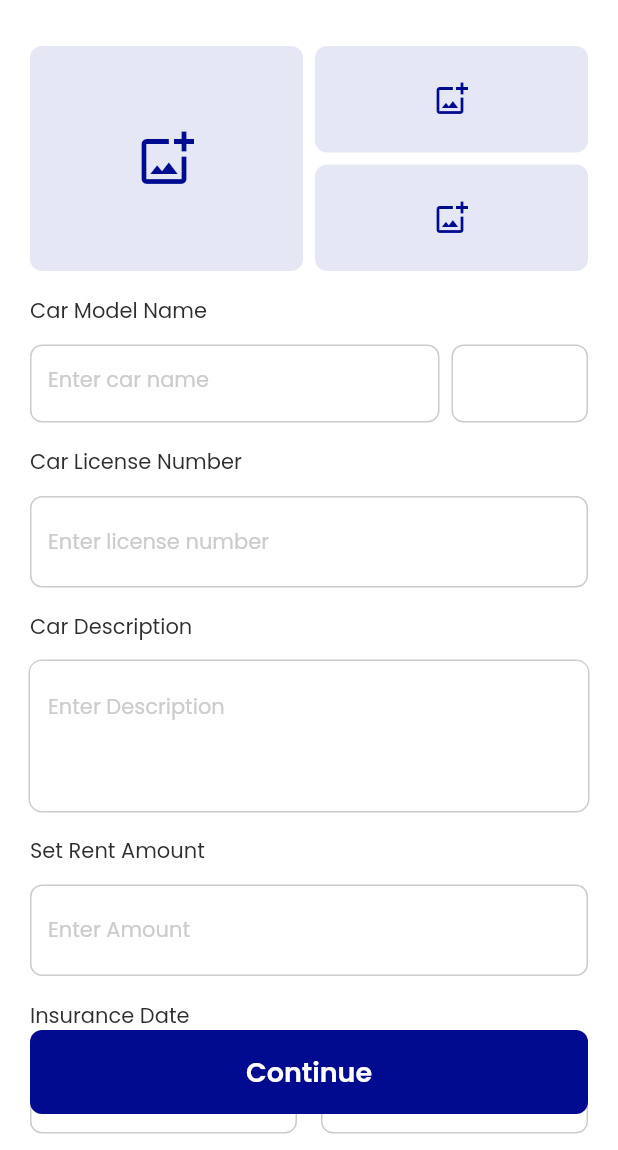
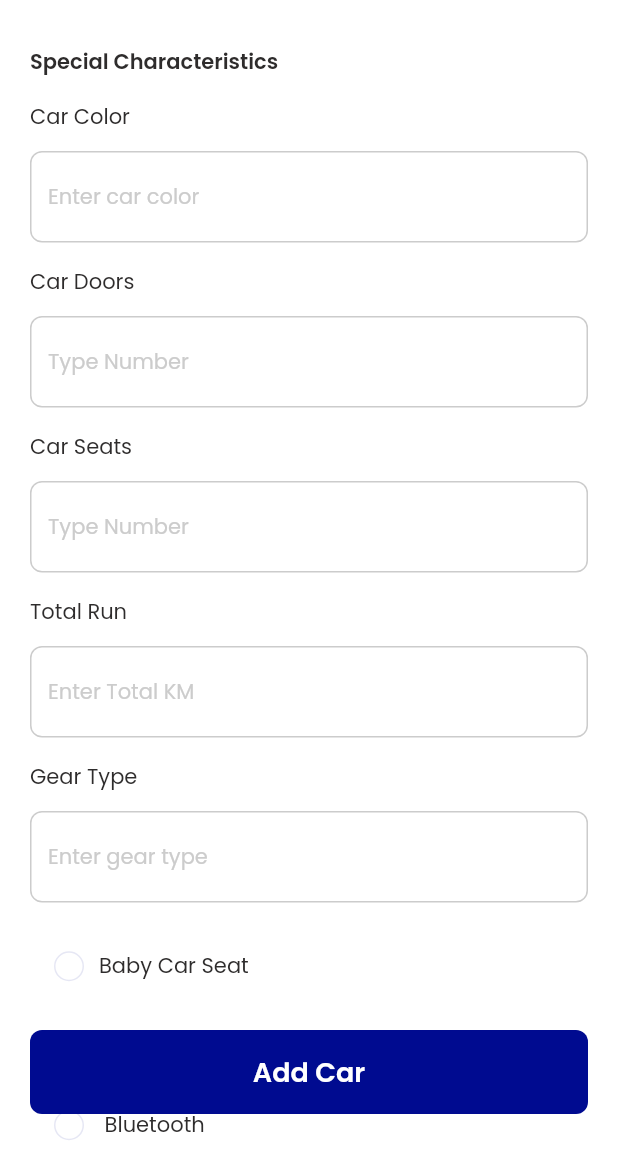
Before and after one commit to bdCalling-Sdt-hub/Renti-Host, a Flutter app: the AddCarsScreen screen opened by its route, after a tap on "Continue", on a phone screen of 412 x 824 dp, the part 86-1236 px from its top. Run offline on Flutter 3.47's test engine with Material 2 defaults, Android fonts, the phone set to English and light mode, and no system bars; our stand-ins replace dotted_border, dropdown_button2, flutter_rating_bar, flutter_slidable, flutter_svg, get and 4 more.

Commit message:
fix Add Car Special Screen

```diff
--- a/lib/core/route/app_route.dart
+++ b/lib/core/route/app_route.dart
@@ -1,6 +1,7 @@
 import 'package:get/get.dart';
 import 'package:renti_host/view/screens/%20home/home_screen.dart';
-import 'package:renti_host/view/screens/add_cars/add_cars_screen.dart';
+import 'package:renti_host/view/screens/add_cars/add_car_screen/add_car_screen.dart';
+import 'package:renti_host/view/screens/add_cars/add_car_specification/add_car_specification_screen.dart';
 import 'package:renti_host/view/screens/auth/forgot/forget_password/forgot_password_screen.dart';
 import 'package:renti_host/view/screens/auth/forgot/new_password/new_password.dart';
 import 'package:renti_host/view/screens/auth/forgot/otp/forgot_password_otp.dart';
@@ -43,6 +44,7 @@ class AppRoute {
 
   static const String searchScreen = "/search_screen";
   static const String addCarsScreens = "/add_cars_screen";
+  static const String addCarSpecialScreens = "/add_car_special_screen";
 
 
 
@@ -71,5 +73,6 @@ class AppRoute {
     //Inner Screens
     GetPage(name: searchScreen, page: ()=> const SearchScreen()),
     GetPage(name: addCarsScreens, page: ()=> const AddCarsScreen()),
+    GetPage(name: addCarSpecialScreens, page: ()=> const AddCarSpecialScreen()),
   ];
 }
--- a/lib/utils/app_static_strings.dart
+++ b/lib/utils/app_static_strings.dart
@@ -1,3 +1,8 @@
+import 'dart:ui';
+import 'package:flutter/material.dart';
+import 'package:google_fonts/google_fonts.dart';
+import 'package:renti_host/utils/app_colors.dart';
+
 class AppStaticStrings {
   static const String english = "English";
   static const String getStarted = "Get Started";
@@ -148,9 +153,26 @@ class AppStaticStrings {
       "4. Upload car invoice\n"
       "5. Upload REPUVE (non theft report)";
 
+  //Add Cars Special Screen All String
+  static const String specialCharacteristics = "Special Characteristics";
+  static const String carColor = "Car Color";
+  static const String enterCarColor = "Enter car color";
+  static const String carDoors = "Car Doors";
+  static const String typeNumber = "Type Number";
+  static const String carSeats = "Car Seats";
+  static const String totalRun = "Total Run";
+  static const String enterTotalKM = "Enter Total KM";
+  static const String gearType = "Gear Type";
+  static const String enterGearType = "Enter gear type";
 
   //logOut pop up Strings
   static const String alertMessage = "You sure want to log out";
   static const String yes = "Yes";
   static const String no = "No";
+
+//HintTextStyle
+  static TextStyle hintStyle = GoogleFonts.poppins(
+      fontSize: 14,
+      color: AppColors.whiteNormalActive,
+      fontWeight: FontWeight.w400);
 }
--- a/lib/view/screens/add_cars/add_cars_screen.dart
+++ b/lib/view/screens/add_cars/add_car_screen/add_car_screen.dart
@@ -1,8 +1,10 @@
 import 'package:flutter/material.dart';
+import 'package:get/get.dart';
+import 'package:renti_host/core/route/app_route.dart';
 import 'package:renti_host/utils/app_colors.dart';
 import 'package:renti_host/utils/app_static_strings.dart';
-import 'package:renti_host/view/screens/add_cars/add_cars/inner_widgets/add_car_bottom_section.dart';
-import 'package:renti_host/view/screens/add_cars/add_cars/inner_widgets/add_car_body_section.dart';
+import 'package:renti_host/view/screens/add_cars/add_car_screen/inner_widgets/add_car_body_section.dart';
+import 'package:renti_host/view/screens/add_cars/add_car_screen/inner_widgets/add_car_bottom_section.dart';
 import 'package:renti_host/view/widgets/appbar/custom_appbar.dart';
 import 'package:renti_host/view/widgets/back/custom_back.dart';
 import 'package:renti_host/view/widgets/button/custom_elevated_button.dart';
@@ -177,7 +179,9 @@ class _AddCarsScreenState extends State<AddCarsScreen> {
 
         bottomNavigationBar: Padding(
           padding: const EdgeInsets.symmetric(horizontal: 20, vertical: 24),
-          child: CustomElevatedButton(onPressed: () {}, titleText: AppStaticStrings.continueNext),
+          child: CustomElevatedButton(onPressed: () {
+            Get.toNamed(AppRoute.addCarSpecialScreens);
+          }, titleText: AppStaticStrings.continueNext),
         ),
       ),
     );
--- a/lib/view/screens/add_cars/add_cars/inner_widgets/add_car_body_section.dart
+++ b/lib/view/screens/add_cars/add_car_screen/inner_widgets/add_car_body_section.dart
@@ -2,7 +2,6 @@ import 'package:flutter/material.dart';
 import 'package:google_fonts/google_fonts.dart';
 import 'package:renti_host/utils/app_colors.dart';
 import 'package:renti_host/utils/app_static_strings.dart';
-import 'package:renti_host/view/screens/add_cars/add_cars/inner_widgets/year_select_drop_down.dart';
 import 'package:renti_host/view/widgets/text/custom_text.dart';
 import 'package:renti_host/view/widgets/textfield/custom_textfield.dart';
 
--- /dev/null
+++ b/lib/view/screens/add_cars/add_car_specification/add_car_specification_screen.dart
@@ -0,0 +1,73 @@
+import 'package:flutter/material.dart';
+import 'package:get/get.dart';
+import 'package:renti_host/core/route/app_route.dart';
+import 'package:renti_host/utils/app_colors.dart';
+import 'package:renti_host/utils/app_static_strings.dart';
+import 'package:renti_host/view/screens/add_cars/add_car_specification/inner_widgets/car_service.dart';
+import 'package:renti_host/view/widgets/appbar/custom_appbar.dart';
+import 'package:renti_host/view/widgets/back/custom_back.dart';
+import 'package:renti_host/view/widgets/button/custom_elevated_button.dart';
+import 'package:renti_host/view/widgets/text/custom_text.dart';
+import 'package:renti_host/view/widgets/textfield/custom_textfield.dart';
+
+class AddCarSpecialScreen extends StatefulWidget {
+  const AddCarSpecialScreen({super.key});
+
+  @override
+  State<AddCarSpecialScreen> createState() => _CarDetailsState();
+}
+
+class _CarDetailsState extends State<AddCarSpecialScreen> {
+  bool isClicked = false;
+  @override
+  Widget build(BuildContext context) {
+    return SafeArea(
+      top: true,
+      child: Scaffold(
+        backgroundColor: AppColors.whiteLight,
+        extendBody: true,
+        appBar: const CustomAppBar(appBarContent: CustomBack(text: AppStaticStrings.addCar,color: AppColors.blackNormal),),
+        body: SingleChildScrollView(
+          padding: const EdgeInsets.symmetric(horizontal: 20,vertical: 24),
+          child: Column(
+            crossAxisAlignment: CrossAxisAlignment.start,
+            children: [
+              const CustomText(text: AppStaticStrings.specialCharacteristics,fontWeight: FontWeight.w600),
+
+              // Car license Text and TextField
+              const CustomText(text: AppStaticStrings.carColor,top: 16,bottom: 12),
+              CustomTextField(hintText: AppStaticStrings.enterCarColor,hintStyle: AppStaticStrings.hintStyle),
+
+              //Car Doors Text and TextField
+              const CustomText(text: AppStaticStrings.carDoors,top: 16,bottom: 12),
+              CustomTextField(hintText: AppStaticStrings.typeNumber,hintStyle: AppStaticStrings.hintStyle),
+
+              //Car Seats Text and TextField
+              const CustomText(text: AppStaticStrings.carSeats,top: 16,bottom: 12),
+              CustomTextField(hintText: AppStaticStrings.typeNumber,hintStyle: AppStaticStrings.hintStyle),
+
+              //Total Run Text and TextField
+              const CustomText(text: AppStaticStrings.totalRun,top: 16,bottom: 12),
+              CustomTextField(hintText: AppStaticStrings.enterTotalKM,hintStyle: AppStaticStrings.hintStyle),
+
+              //Gear Type Text and TextField
+              const CustomText(text: AppStaticStrings.gearType,top: 16,bottom: 12),
+              CustomTextField(hintText: AppStaticStrings.enterGearType,hintStyle: AppStaticStrings.hintStyle),
+
+
+              const SizedBox(height: 16),
+              const CarService(),
+              const SizedBox(height: 80),
+            ],
+          ),
+        ),
+        bottomNavigationBar: Padding(
+          padding: const EdgeInsets.symmetric(horizontal: 20,vertical: 24),
+          child: CustomElevatedButton(onPressed: (){
+            Get.offAllNamed(AppRoute.navigation);
+          }, titleText: AppStaticStrings.addCar),
+        ),
+      ),
+    );
+  }
+}
--- /dev/null
+++ b/lib/view/screens/add_cars/add_car_specification/inner_widgets/car_service.dart
@@ -0,0 +1,54 @@
+import 'package:flutter/material.dart';
+import 'package:renti_host/utils/app_colors.dart';
+import 'package:renti_host/view/widgets/text/custom_text.dart';
+
+class CarService extends StatefulWidget {
+  const CarService({super.key});
+
+  @override
+  State<CarService> createState() => _CarServiceState();
+}
+
+class _CarServiceState extends State<CarService> {
+  List<String> seatList = ["Baby Car Seat", " Sunroof", ' Bluetooth', 'GPS'];
+  int selectedItem = 1;
+
+  @override
+  Widget build(BuildContext context) {
+    return Column(
+      children: List.generate(
+        seatList.length,
+        (index) {
+          return GestureDetector(
+            onTap: () {
+              setState(() {
+                selectedItem = index;
+              });
+            },
+            child: Padding(
+              padding: const EdgeInsets.symmetric(horizontal: 16, vertical: 16),
+              child: Row(
+                children: [
+                  Container(
+                    height: 20,
+                    width: 20,
+                    decoration: BoxDecoration(
+                      shape: BoxShape.circle,
+                      color: index == selectedItem
+                          ? AppColors.blueNormal
+                          : AppColors.whiteLight,
+                      border: Border.all(color: AppColors.blueLight, width: 1),
+                    ),
+                  ),
+                  const SizedBox(width: 10),
+                  CustomText(text: seatList[index],
+                  ),
+                ],
+              ),
+            ),
+          );
+        },
+      ),
+    );
+  }
+}
--- a/lib/view/screens/add_cars/add_cars/car_specification/inner_widgets/car_service.dart
+++ /dev/null
@@ -1,53 +0,0 @@
-import 'package:flutter/material.dart';
-
-class CarService extends StatefulWidget {
-  const CarService({super.key});
-
-  @override
-  State<CarService> createState() => _CarServiceState();
-}
-
-class _CarServiceState extends State<CarService> {
-  List< String> seatList = ["Baby Car Seat", " Sunroof", ' Bluetooth','GPS'];
-  int selectedItem = 1;
-  @override
-  Widget build(BuildContext context) {
-    return Column(
-      children: List.generate( seatList.length,(index){
-      return GestureDetector(
-        onTap: (){
-          setState(() {
-            selectedItem = index;
-          });
-        },
-        child: Padding(
-          padding: const EdgeInsets.only(left: 16.0, bottom: 20),
-          child: Row(
-            children: [
-              Container(
-                height: 20,
-                width: 20,
-                decoration: BoxDecoration(
-                    shape: BoxShape.circle,
-                    color:  index == selectedItem ? const Color(0xff000B90) : const Color(0xffffffff),
-                    border: Border.all(color: const Color(0xffcccccc),width: 1),
-                    boxShadow: [
-                      BoxShadow(
-                          color : const Color(0xff000000).withOpacity(0.4),
-                          offset: const Offset(0, 0),
-                          blurRadius: 2
-                      )
-                    ]
-                ),
-              ),
-              const SizedBox(width: 10,),
-              Text(seatList[index],style: const TextStyle(color: Color(0xff2E2C2C),fontSize:14, fontWeight:FontWeight.w400 ),)
-            ],
-          ),
-        ),
-      );
-    }
-    ),
-    );
-  }
-}
```
Also changed, not shown: lib/view/screens/add_cars/add_car_screen/inner_widgets/add_car_bottom_section.dart (renamed from lib/view/screens/add_cars/add_cars/inner_widgets/add_car_bottom_section.dart), lib/view/screens/add_cars/add_car_screen/inner_widgets/year_select_drop_down.dart (renamed from lib/view/screens/add_cars/add_cars/inner_widgets/year_select_drop_down.dart).
